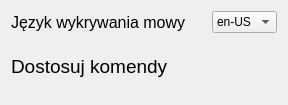
Qt form ui/Settings.ui (janinainfa/mex-assistant) before a commit.
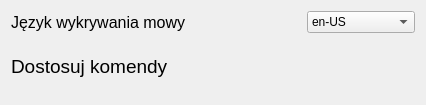
The same form after that commit.

Diff of the .ui file:
```diff
--- a/ui/Settings.ui
+++ b/ui/Settings.ui
@@ -6,7 +6,7 @@
    <rect>
     <x>0</x>
     <y>0</y>
-    <width>288</width>
+    <width>426</width>
     <height>105</height>
    </rect>
   </property>
```
